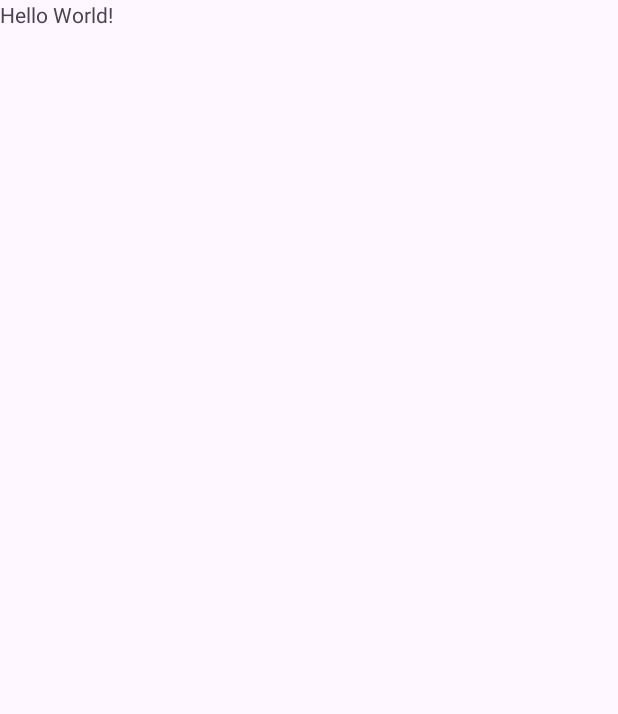
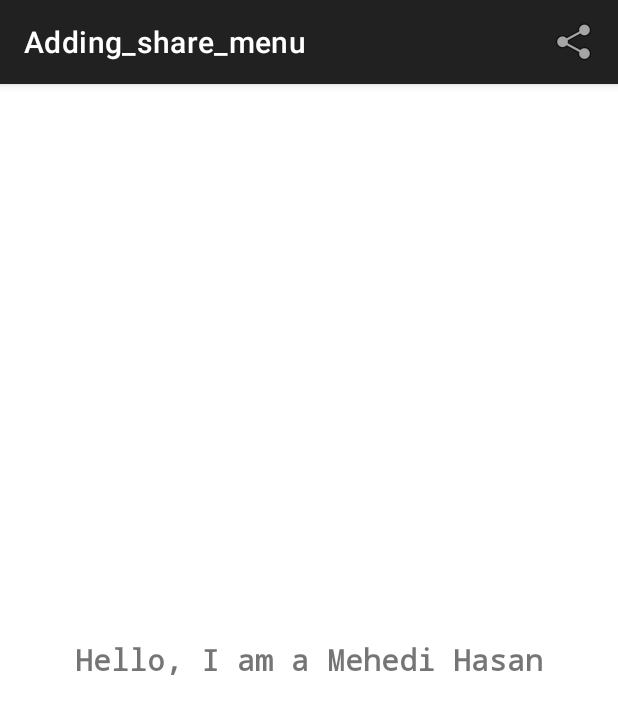
Before and after one commit to mehediinf/Adding_share_menu, an Android app: the screen it shows after launch (MainActivity), on a phone screen of 412 x 824 dp. Before the commit the part shown is almost empty. Shown: the top 714 px of the screen. Run offline under Robolectric (Android 15) with nearby library versions, the phone set to English and light mode, and no system bars.

Commit message:
Second Commit Adding_share_menu

```diff
--- a/app/src/main/java/com/example/adding_share_menu/MainActivity.java
+++ b/app/src/main/java/com/example/adding_share_menu/MainActivity.java
@@ -1,14 +1,54 @@
 package com.example.adding_share_menu;
 
+import androidx.annotation.NonNull;
 import androidx.appcompat.app.AppCompatActivity;
 
+import android.content.Intent;
 import android.os.Bundle;
+import android.view.Menu;
+import android.view.MenuInflater;
+import android.view.MenuItem;
 
 public class MainActivity extends AppCompatActivity {
+
+
 
     @Override
     protected void onCreate(Bundle savedInstanceState) {
         super.onCreate(savedInstanceState);
         setContentView(R.layout.activity_main);
+
+
+    }
+
+    @Override
+    public boolean onCreateOptionsMenu(Menu menu) {
+
+        MenuInflater menuInflater = getMenuInflater();
+        menuInflater.inflate(R.menu.menu_layout,menu);
+
+        return super.onCreateOptionsMenu(menu);
+    }
+
+    @Override
+    public boolean onOptionsItemSelected(MenuItem item) {
+
+        if (item.getItemId()==R.id.shared_Id){
+
+            Intent intent = new Intent(Intent.ACTION_SEND);
+            intent.setType("text/plain");
+
+            String subject = "Multimedia app";
+            String body = "This is very useful App.\n com.example.adding_share_menu";
+
+            intent.putExtra(Intent.EXTRA_SUBJECT,subject);
+            intent.putExtra(Intent.EXTRA_TEXT,body);
+
+            startActivity(Intent.createChooser(intent,"share with"));
+
+
+        }
+
+        return super.onOptionsItemSelected(item);
     }
 }
--- a/app/src/main/res/layout/activity_main.xml
+++ b/app/src/main/res/layout/activity_main.xml
@@ -3,16 +3,20 @@
     xmlns:app="http://schemas.android.com/apk/res-auto"
     xmlns:tools="http://schemas.android.com/tools"
     android:layout_width="match_parent"
+    android:gravity="center"
     android:layout_height="match_parent"
     tools:context=".MainActivity">
 
     <TextView
-        android:layout_width="wrap_content"
+        android:layout_width="match_parent"
         android:layout_height="wrap_content"
-        android:text="Hello World!"
-        app:layout_constraintBottom_toBottomOf="parent"
-        app:layout_constraintEnd_toEndOf="parent"
-        app:layout_constraintStart_toStartOf="parent"
-        app:layout_constraintTop_toTopOf="parent" />
+        android:text="Hello, I am a Mehedi Hasan"
+        android:textSize="20sp"
+        android:textStyle="bold"
+        android:textAlignment="center"
+        android:typeface="monospace"
+        />
+
+
 
 </LinearLayout>
--- /dev/null
+++ b/app/src/main/res/menu/menu_layout.xml
@@ -0,0 +1,14 @@
+<?xml version="1.0" encoding="utf-8"?>
+<menu xmlns:android="http://schemas.android.com/apk/res/android"
+    xmlns:app="http://schemas.android.com/apk/res-auto">
+
+    <item
+        android:id="@+id/shared_Id"
+        android:title="Share"
+        app:showAsAction="always"
+        android:icon="@android:drawable/ic_menu_share"
+
+        />
+
+
+</menu>
--- a/app/src/main/res/values-night/themes.xml
+++ b/app/src/main/res/values-night/themes.xml
@@ -1,6 +1,6 @@
 <resources xmlns:tools="http://schemas.android.com/tools">
     <!-- Base application theme. -->
-    <style name="Base.Theme.Adding_share_menu" parent="Theme.Material3.DayNight.NoActionBar">
+    <style name="Base.Theme.Adding_share_menu" parent="Theme.MaterialComponents.DayNight.DarkActionBar">
         <!-- Customize your dark theme here. -->
         <!-- <item name="colorPrimary">@color/my_dark_primary</item> -->
     </style>
--- a/app/src/main/res/values/themes.xml
+++ b/app/src/main/res/values/themes.xml
@@ -1,6 +1,6 @@
 <resources xmlns:tools="http://schemas.android.com/tools">
     <!-- Base application theme. -->
-    <style name="Base.Theme.Adding_share_menu" parent="Theme.Material3.DayNight.NoActionBar">
+    <style name="Base.Theme.Adding_share_menu" parent="Theme.MaterialComponents.DayNight.DarkActionBar">
         <!-- Customize your light theme here. -->
         <!-- <item name="colorPrimary">@color/my_light_primary</item> -->
     </style>
```
